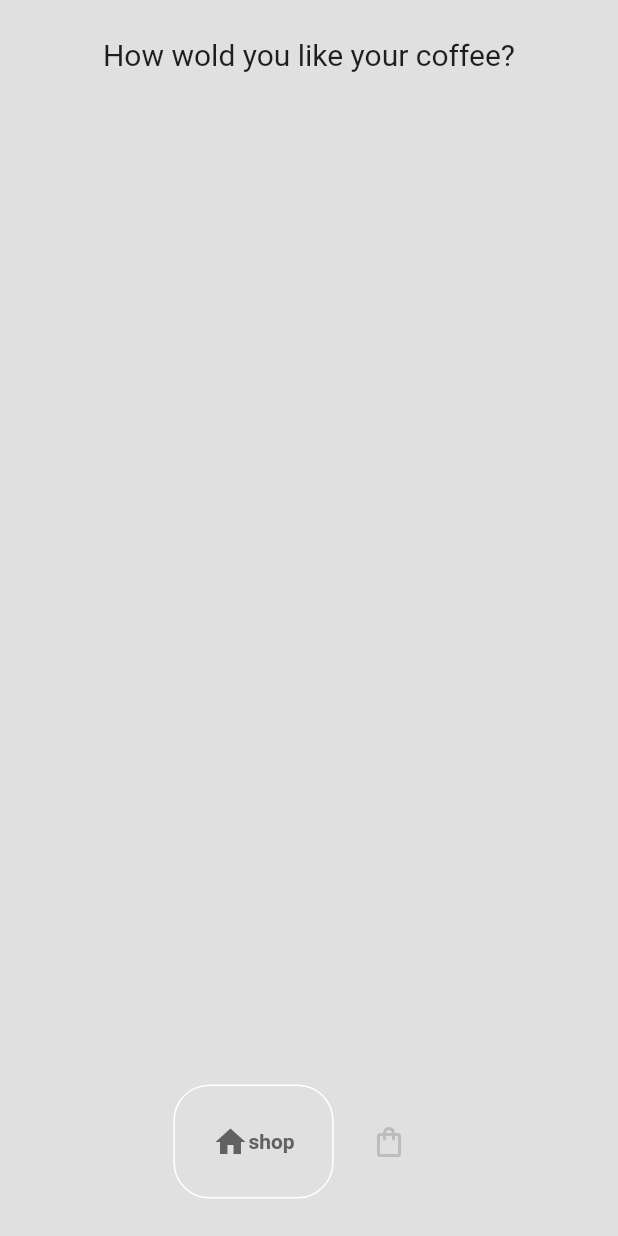
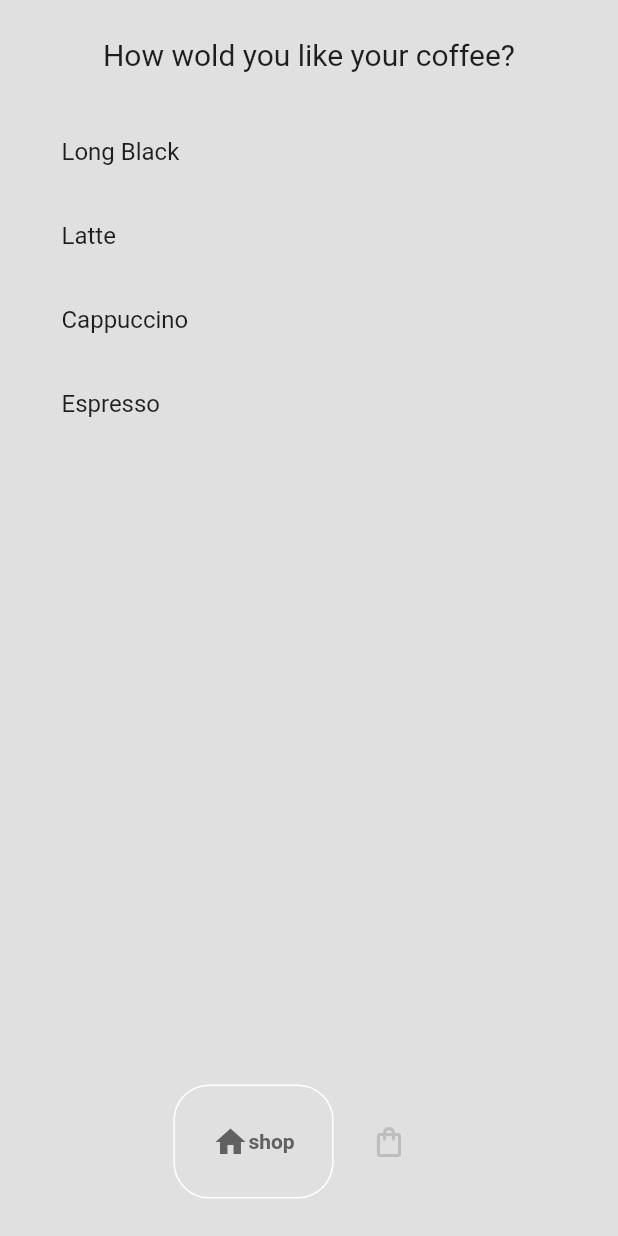
Before and after one commit to TiagoRibeiro02/Coffe_Shop, a Flutter app: the screen it shows after launch, on a phone screen of 412 x 824 dp. Run offline on Flutter 3.47's test engine with Material 2 defaults, Android fonts, the phone set to English and light mode, and no system bars; drawn by our look-alikes of google_nav_bar; our stand-ins replace google_fonts.

```diff
--- a/coffee_shop/lib/main.dart
+++ b/coffee_shop/lib/main.dart
@@ -1,5 +1,7 @@
+import 'package:coffee_shop/models/coffee_shop.dart';
 import 'package:coffee_shop/pages/home_page.dart';
 import 'package:flutter/material.dart';
+import 'package:provider/provider.dart';
 
 void main() {
   runApp(const MyApp());
@@ -15,9 +17,12 @@ class MyApp extends StatefulWidget {
 class _MyAppState extends State<MyApp> {
   @override
   Widget build(BuildContext context) {
-    return MaterialApp(
-      debugShowCheckedModeBanner: false,
-      home: HomePage(),
+    return ChangeNotifierProvider(
+      create: (context) => CoffeeShop(),
+      builder: (context, child) => MaterialApp(
+        debugShowCheckedModeBanner: false,
+        home: HomePage(),
+      ),
     );
   }
 }
--- a/coffee_shop/lib/models/coffee_shop.dart
+++ b/coffee_shop/lib/models/coffee_shop.dart
@@ -1,7 +1,7 @@
 import 'coffee.dart';
 import 'package:flutter/material.dart';
 
-class CoffeShop {
+class CoffeeShop extends ChangeNotifier {
 
   //coffee for sale list
   final List<Coffee> _shop = [
@@ -27,9 +27,11 @@ class CoffeShop {
   //add item to cart
   void addItemToCart(Coffee coffee){
     _userCart.add(coffee);
+    notifyListeners();
   }
   //remove item from cart
   void removeItemCart(Coffee coffee){
     _userCart.remove(coffee);
+    notifyListeners();
   }
 }
--- a/coffee_shop/lib/pages/shop_page.dart
+++ b/coffee_shop/lib/pages/shop_page.dart
@@ -1,4 +1,7 @@
+import 'package:coffee_shop/models/coffee.dart';
+import 'package:coffee_shop/models/coffee_shop.dart';
 import 'package:flutter/material.dart';
+import 'package:provider/provider.dart';
 
 class ShopPage extends StatefulWidget {
   const ShopPage({super.key});
@@ -10,7 +13,8 @@ class ShopPage extends StatefulWidget {
 class _ShopPageState extends State<ShopPage> {
   @override
   Widget build(BuildContext context) {
-    return SafeArea(
+    return Consumer<CoffeeShop>(
+        builder: (context, value, child) => SafeArea(
               child: Padding(
                 padding: const EdgeInsets.all(25.0),
                 child: Column(
@@ -20,17 +24,25 @@ class _ShopPageState extends State<ShopPage> {
                       style: TextStyle(fontSize: 20),
                     ),
 
-            const SizedBox(height: 25,),
+                    const SizedBox(
+                      height: 25,
+                    ),
 
                     //list of coffees
                     Expanded(
-                child: ListView.builder(itemBuilder: (context, index){
+                        child: ListView.builder(
+                          itemCount: value.coffeShop.length,
+                            itemBuilder: (context, index) {
                           //get individual coffes
+                          Coffee eachCoffee = value.coffeShop[index];
 
                           //display coffee tiles
-
+                          return ListTile(
+                            title: Text(eachCoffee.name),
+                          );
                     }))
                   ],
+                ),
               ),
             ),
     );
--- a/coffee_shop/pubspec.yaml
+++ b/coffee_shop/pubspec.yaml
@@ -36,6 +36,7 @@ dependencies:
   # Use with the CupertinoIcons class for iOS style icons.
   cupertino_icons: ^1.0.2
   google_nav_bar:
+  provider:
 
 dev_dependencies:
   flutter_test:
```
Also changed, not shown: coffee_shop/pubspec.lock. Lines whose indentation alone changed are shown as unchanged.
